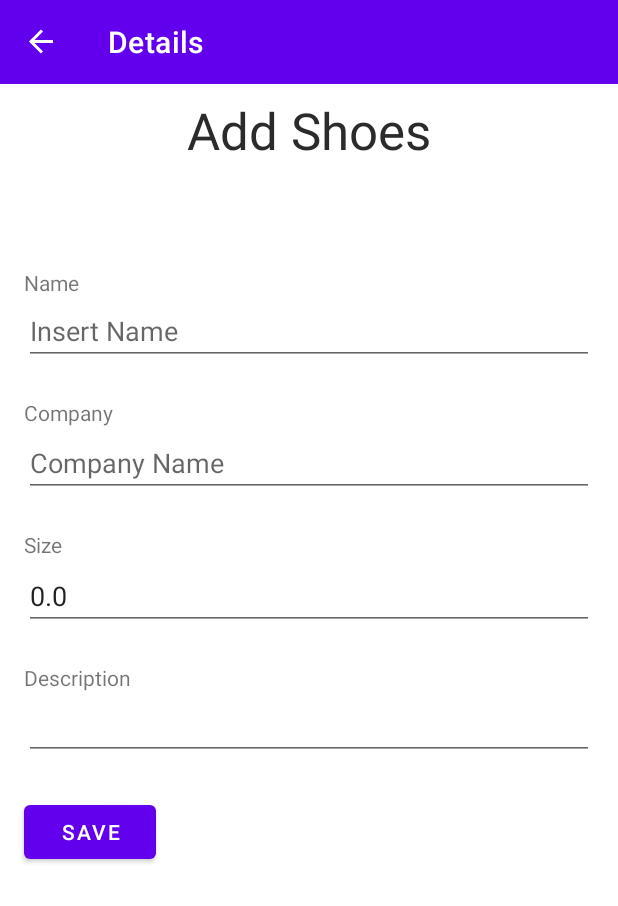
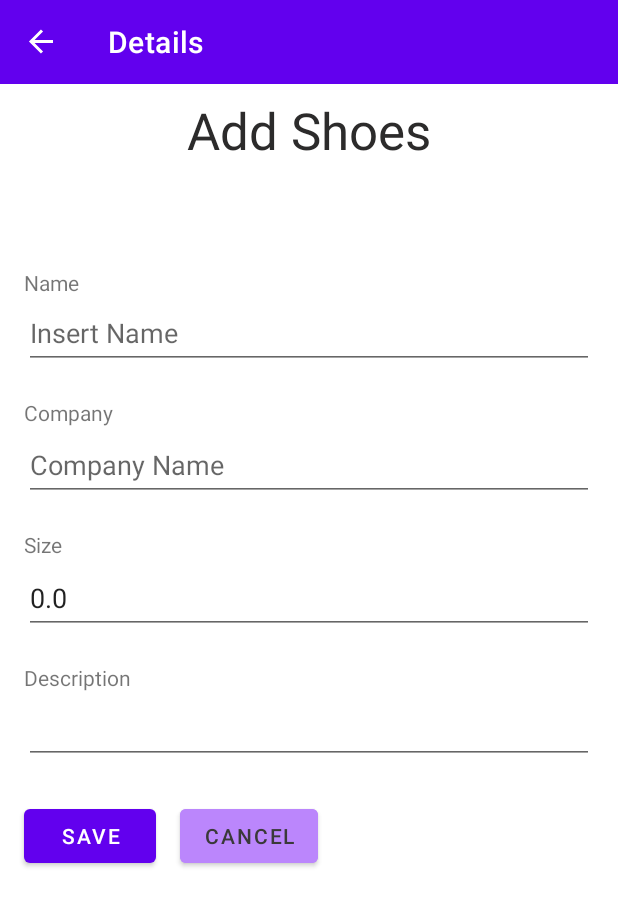
Before and after one commit to andreabertanzon/ShoeStore, an Android app: the DetailsFragment screen opened through its navigation route, on a phone screen of 412 x 824 dp. Shown: the top 906 px of the screen. Run offline under Robolectric (Android 15) with nearby library versions, the phone set to English and light mode, and no system bars; our stand-ins replace data binding, navigation-ui; Roboto replaces fonts that are not available here; 1 statement that could not run was skipped.

Commit message:
Final Commit, project finished

```diff
--- a/app/src/main/java/com/abcode/shoestore/models/Shoes.kt
+++ b/app/src/main/java/com/abcode/shoestore/models/Shoes.kt
@@ -3,6 +3,6 @@ package com.abcode.shoestore.models
 data class Shoes(
     var name: String = "",
     var company: String = "",
-    var size: Double = 0.0,
+    var size: String = "0.0",
     var description: String = ""
 )
--- a/app/src/main/java/com/abcode/shoestore/screens/shoelisting/ShoeListingViewModel.kt
+++ b/app/src/main/java/com/abcode/shoestore/screens/shoelisting/ShoeListingViewModel.kt
@@ -47,4 +47,8 @@ class ShoeListingViewModel : ViewModel(), Observable {
     override fun removeOnPropertyChangedCallback(callback: Observable.OnPropertyChangedCallback?) {
         propertyChangeRegistry.add(callback)
     }
+
+    fun cancelShoesAdd() {
+        shoes = Shoes()
+    }
 }
--- a/app/src/main/res/layout/fragment_details.xml
+++ b/app/src/main/res/layout/fragment_details.xml
@@ -21,6 +21,7 @@
         android:layout_height="wrap_content"
         android:layout_marginStart="16dp"
         android:layout_marginTop="244dp"
+        android:labelFor="@id/size_text"
         android:text="@string/details_size_label"
         app:layout_constraintStart_toStartOf="parent"
         app:layout_constraintTop_toBottomOf="@+id/title_text" />
@@ -35,6 +36,7 @@
         android:ems="10"
         android:hint="Company Name"
         android:inputType="textPersonName"
+        android:minHeight="48dp"
         android:text="@={shoesListViewModel.shoes.company}"
         app:layout_constraintEnd_toEndOf="parent"
         app:layout_constraintHorizontal_bias="0.0"
@@ -47,6 +49,7 @@
         android:layout_height="wrap_content"
         android:layout_marginStart="16dp"
         android:layout_marginTop="156dp"
+        android:labelFor="@id/company_text"
         android:text="@string/details_company_label"
         app:layout_constraintStart_toStartOf="parent"
         app:layout_constraintTop_toBottomOf="@+id/title_text" />
@@ -71,6 +74,7 @@
         android:layout_height="wrap_content"
         android:layout_marginStart="16dp"
         android:layout_marginTop="69dp"
+        android:labelFor="@id/name_text"
         android:text="@string/details_name_label"
         app:layout_constraintStart_toStartOf="parent"
         app:layout_constraintTop_toBottomOf="@+id/title_text" />
@@ -83,8 +87,9 @@
         android:layout_marginEnd="16dp"
         android:ems="10"
         android:hint="Insert Name"
+        android:inputType="textPersonName"
+        android:minHeight="48dp"
         android:text="@={shoesListViewModel.shoes.name}"
-        android:inputType="textPersonName"
         app:layout_constraintEnd_toEndOf="parent"
         app:layout_constraintStart_toStartOf="parent"
         app:layout_constraintTop_toBottomOf="@+id/name_label" />
@@ -98,11 +103,13 @@
         android:layout_marginEnd="16dp"
         android:ems="10"
         android:hint="Size"
-        android:text="@{Double.toString(shoesListViewModel.shoes.size)}"
         android:inputType="numberDecimal"
+        android:minHeight="48dp"
+        android:text="@={shoesListViewModel.shoes.size}"
         app:layout_constraintEnd_toEndOf="parent"
         app:layout_constraintStart_toStartOf="parent"
-        app:layout_constraintTop_toBottomOf="@+id/size_label" />
+        app:layout_constraintTop_toBottomOf="@+id/size_label"
+        tools:ignore="HardcodedText" />
 
     <EditText
         android:id="@+id/description_text"
@@ -113,10 +120,11 @@
         android:ems="10"
         android:gravity="start|top"
         android:inputType="textMultiLine"
+        android:minHeight="48dp"
+        android:text="@={shoesListViewModel.shoes.description}"
         app:layout_constraintEnd_toEndOf="parent"
         app:layout_constraintStart_toStartOf="parent"
-        app:layout_constraintTop_toBottomOf="@+id/textView3"
-        android:text="@={shoesListViewModel.shoes.description}"/>
+        app:layout_constraintTop_toBottomOf="@+id/textView3" />
 
     <TextView
         android:id="@+id/textView3"
@@ -124,6 +132,7 @@
         android:layout_height="wrap_content"
         android:layout_marginStart="16dp"
         android:layout_marginTop="244dp"
+        android:labelFor="@id/description_text"
         android:text="@string/details_description_label"
         app:layout_constraintStart_toStartOf="parent"
         app:layout_constraintTop_toBottomOf="@+id/name_label" />
@@ -137,5 +146,17 @@
         android:text="@string/details_save_btn"
         app:layout_constraintStart_toStartOf="parent"
         app:layout_constraintTop_toBottomOf="@+id/description_text" />
+
+    <Button
+        android:id="@+id/cancel_btn"
+        android:layout_width="wrap_content"
+        android:layout_height="wrap_content"
+        android:layout_marginStart="16dp"
+        android:layout_marginTop="24dp"
+        android:backgroundTint="@color/purple_200"
+        android:text="@string/details_cancel_btn"
+        android:textColor="@color/lightBlack"
+        app:layout_constraintStart_toEndOf="@+id/save_btn"
+        app:layout_constraintTop_toBottomOf="@+id/description_text" />
 </androidx.constraintlayout.widget.ConstraintLayout>
 </layout>
--- a/app/src/main/res/values/strings.xml
+++ b/app/src/main/res/values/strings.xml
@@ -28,4 +28,5 @@
     <string name="details_size_label">Size</string>
     <string name="details_description_label">Description</string>
     <string name="details_save_btn">Save</string>
+    <string name="details_cancel_btn">Cancel</string>
 </resources>
```
Also changed, not shown: app/src/main/java/com/abcode/shoestore/screens/shoedetails/DetailsFragment.kt (+10 -0 lines), app/src/main/java/com/abcode/shoestore/screens/shoelisting/ShoeListingFragment.kt (+4 -4 lines), app/src/main/res/layout/sample_shoes_card.xml (+17 -10 lines).
